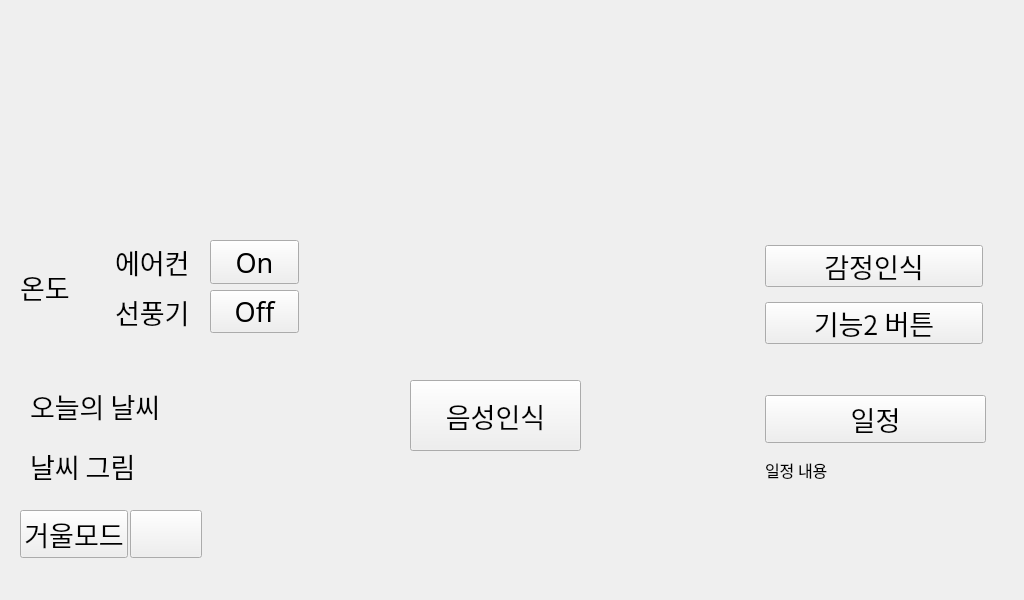
This is src/UI/ui.ui in onedayonecoding/IOT_Project_SmartMirror as Qt 5 draws it before an edit. The edited form follows.
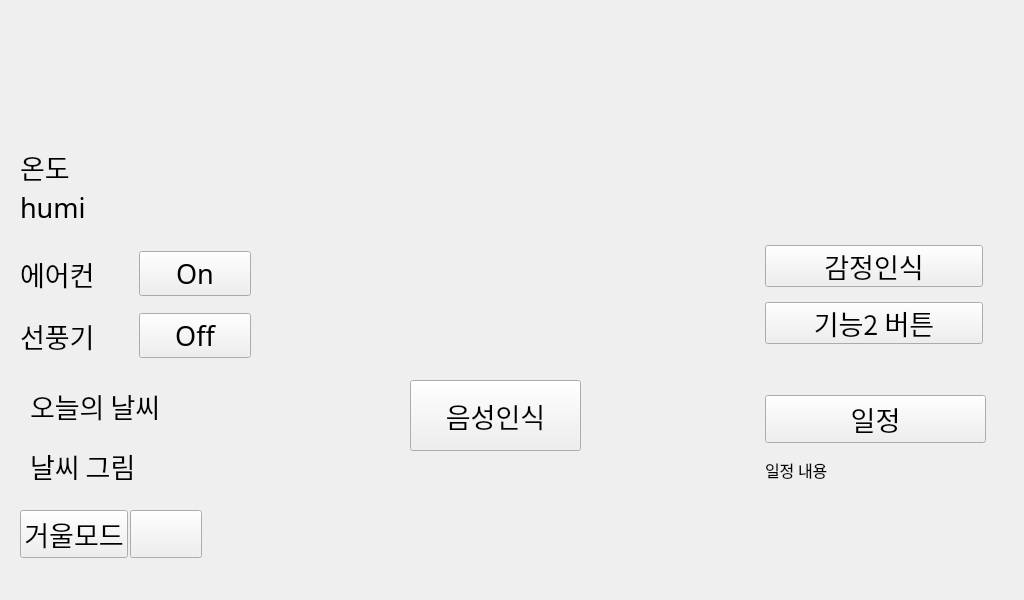
This is the edited form. Icons and pictures are not drawn.

Patch:
```diff
--- a/src/UI/ui.ui
+++ b/src/UI/ui.ui
@@ -160,13 +160,13 @@
     <rect>
      <x>20</x>
      <y>240</y>
-     <width>279</width>
-     <height>93</height>
+     <width>231</width>
+     <height>131</height>
     </rect>
    </property>
    <layout class="QGridLayout" name="gridLayout">
-    <item row="0" column="0" rowspan="2">
-     <widget class="QLabel" name="ULtemperature">
+    <item row="1" column="0">
+     <widget class="QLabel" name="Fan">
       <property name="font">
        <font>
         <family>HY헤드라인M</family>
@@ -174,11 +174,27 @@
        </font>
       </property>
       <property name="text">
-       <string>온도</string>
+       <string>선풍기</string>
       </property>
      </widget>
     </item>
-    <item row="0" column="1">
+    <item row="1" column="1">
+     <widget class="QPushButton" name="FanButton">
+      <property name="font">
+       <font>
+        <family>HY헤드라인M</family>
+        <pointsize>20</pointsize>
+       </font>
+      </property>
+      <property name="styleSheet">
+       <string notr="true"/>
+      </property>
+      <property name="text">
+       <string>Off</string>
+      </property>
+     </widget>
+    </item>
+    <item row="0" column="0">
      <widget class="QLabel" name="AirLabel">
       <property name="font">
        <font>
@@ -191,8 +207,14 @@
       </property>
      </widget>
     </item>
-    <item row="0" column="2">
+    <item row="0" column="1">
      <widget class="QPushButton" name="AirButton">
+      <property name="sizePolicy">
+       <sizepolicy hsizetype="Minimum" vsizetype="Fixed">
+        <horstretch>0</horstretch>
+        <verstretch>0</verstretch>
+       </sizepolicy>
+      </property>
       <property name="font">
        <font>
         <family>HY헤드라인M</family>
@@ -213,35 +235,6 @@
       </property>
      </widget>
     </item>
-    <item row="1" column="1">
-     <widget class="QLabel" name="Fan">
-      <property name="font">
-       <font>
-        <family>HY헤드라인M</family>
-        <pointsize>20</pointsize>
-       </font>
-      </property>
-      <property name="text">
-       <string>선풍기</string>
-      </property>
-     </widget>
-    </item>
-    <item row="1" column="2">
-     <widget class="QPushButton" name="FanButton">
-      <property name="font">
-       <font>
-        <family>HY헤드라인M</family>
-        <pointsize>20</pointsize>
-       </font>
-      </property>
-      <property name="styleSheet">
-       <string notr="true"/>
-      </property>
-      <property name="text">
-       <string>Off</string>
-      </property>
-     </widget>
-    </item>
    </layout>
   </widget>
   <widget class="QWidget" name="layoutWidget">
@@ -370,6 +363,44 @@
    </property>
    <layout class="QVBoxLayout" name="TimeLayout"/>
   </widget>
+  <widget class="QWidget" name="layoutWidget">
+   <property name="geometry">
+    <rect>
+     <x>20</x>
+     <y>150</y>
+     <width>231</width>
+     <height>74</height>
+    </rect>
+   </property>
+   <layout class="QVBoxLayout" name="verticalLayout">
+    <item>
+     <widget class="QLabel" name="ULtemperature">
+      <property name="font">
+       <font>
+        <family>HY헤드라인M</family>
+        <pointsize>20</pointsize>
+       </font>
+      </property>
+      <property name="text">
+       <string>온도</string>
+      </property>
+     </widget>
+    </item>
+    <item>
+     <widget class="QLabel" name="ULhumidity">
+      <property name="font">
+       <font>
+        <family>HY헤드라인M</family>
+        <pointsize>20</pointsize>
+       </font>
+      </property>
+      <property name="text">
+       <string>humi</string>
+      </property>
+     </widget>
+    </item>
+   </layout>
+  </widget>
  </widget>
  <resources/>
  <connections/>
```
